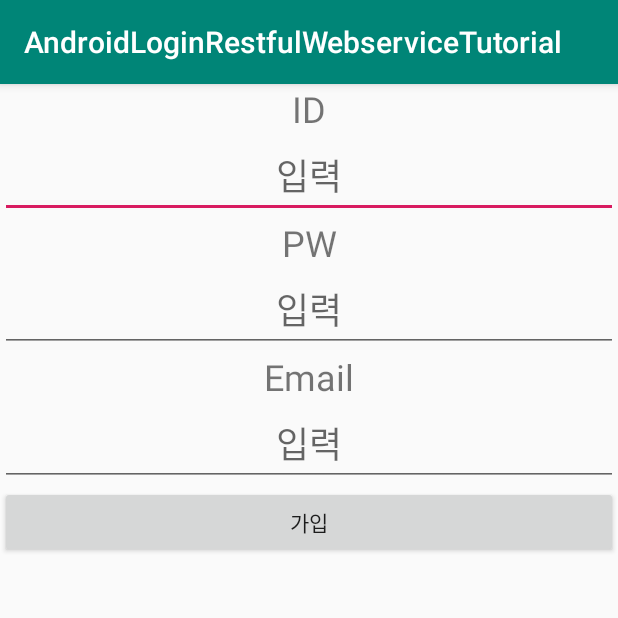
After one commit to Inje-Database-Lab/retrofit2-HTTP-PHP, an Android app: the Main4Activity screen opened directly, with no data from a screen before it, on a phone screen of 412 x 824 dp, the top half of it. The commit adds this screen. Run offline under Robolectric (Android 15) with nearby library versions, the phone set to English and light mode, and no system bars.

Commit message:
로그인 회원가입 구현

```diff
--- a/app/src/main/AndroidManifest.xml
+++ b/app/src/main/AndroidManifest.xml
@@ -11,7 +11,8 @@
         android:roundIcon="@mipmap/ic_launcher_round"
         android:supportsRtl="true"
         android:theme="@style/AppTheme">
-        <activity android:name=".Main3Activity"></activity>
+        <activity android:name=".Main4Activity"></activity>
+        <activity android:name=".Main3Activity" />
         <activity android:name=".Main2Activity" />
         <activity android:name=".MainActivity">
             <intent-filter>
--- /dev/null
+++ b/app/src/main/java/com/seok/seok/androidloginrestfulwebservicetutorial/Main4Activity.java
@@ -0,0 +1,67 @@
+package com.seok.seok.androidloginrestfulwebservicetutorial;
+
+import android.content.Intent;
+import android.support.v7.app.AppCompatActivity;
+import android.os.Bundle;
+import android.util.Log;
+import android.view.View;
+import android.widget.Button;
+import android.widget.EditText;
+import android.widget.TextView;
+import android.widget.Toast;
+
+import com.seok.seok.androidloginrestfulwebservicetutorial.model.TestLogin;
+import com.seok.seok.androidloginrestfulwebservicetutorial.remote.ApiUtils;
+
+import java.util.List;
+
+import retrofit2.Call;
+import retrofit2.Callback;
+import retrofit2.Response;
+
+public class Main4Activity extends AppCompatActivity {
+
+    TextView textId, textPw, textEmail;
+    EditText editTextId, editTextPw, editTextEmail;
+    Button button;
+
+    @Override
+    protected void onCreate(Bundle savedInstanceState) {
+        super.onCreate(savedInstanceState);
+        setContentView(R.layout.activity_main4);
+        textId = findViewById(R.id.textView);
+        textPw = findViewById(R.id.textView2);
+        textEmail = findViewById(R.id.textView3);
+        editTextId = findViewById(R.id.editText);
+        editTextPw = findViewById(R.id.editText2);
+        editTextEmail = findViewById(R.id.editText3);
+        button = findViewById(R.id.button3);
+        button.setOnClickListener(new View.OnClickListener() {
+            @Override
+            public void onClick(View v) {
+                ApiUtils.loginUser().testRegister(editTextId.getText().toString(), editTextPw.getText().toString(), editTextEmail.getText().toString()).enqueue(new Callback<List<TestLogin>>() {
+                    @Override
+                    public void onResponse(Call<List<TestLogin>> call, Response<List<TestLogin>> response) {
+                        if (response.isSuccessful()) {
+                            List<TestLogin> list = response.body();
+                            try {
+                                Log.d("test4 E : ", list.get(0).getUserConfirm()+"");
+                                if(list.get(0).getUserConfirm())
+                                    Toast.makeText(Main4Activity.this, "회원가입 성공\n" + "ID : " + list.get(0).getUserId() + "\nPW : " + list.get(0).getUserPw() + "\nEmail : " + list.get(0).getUserEmail(), Toast.LENGTH_SHORT).show();
+                                else
+                                    Toast.makeText(Main4Activity.this, "DB에 값이 존재함\n 다시 구현해야함\nDB확인 요망", Toast.LENGTH_SHORT).show();
+                            } catch (Exception e) {
+                                Toast.makeText(Main4Activity.this, "--아이디 존재--\n다른 아이디 입력 요망", Toast.LENGTH_SHORT).show();
+                            }
+                        }
+                    }
+
+                    @Override
+                    public void onFailure(Call<List<TestLogin>> call, Throwable t) {
+                        Log.d("test2 E : ", t.getMessage());
+                    }
+                });
+            }
+        });
+    }
+}
--- a/app/src/main/java/com/seok/seok/androidloginrestfulwebservicetutorial/MainActivity.java
+++ b/app/src/main/java/com/seok/seok/androidloginrestfulwebservicetutorial/MainActivity.java
@@ -31,7 +31,7 @@ public class MainActivity extends AppCompatActivity {
     protected void onCreate(Bundle savedInstanceState) {
         super.onCreate(savedInstanceState);
         setContentView(R.layout.activity_main);
-
+        finish();
         btnLogin = findViewById(R.id.btnLogin);
         userId = findViewById(R.id.user_id);
         userPw = findViewById(R.id.user_pw);
--- /dev/null
+++ b/app/src/main/res/layout/activity_main4.xml
@@ -0,0 +1,70 @@
+<?xml version="1.0" encoding="utf-8"?>
+<LinearLayout xmlns:android="http://schemas.android.com/apk/res/android"
+    xmlns:app="http://schemas.android.com/apk/res-auto"
+    xmlns:tools="http://schemas.android.com/tools"
+    android:layout_width="match_parent"
+    android:layout_height="match_parent"
+    android:orientation="vertical"
+    tools:context=".Main4Activity">
+
+    <TextView
+        android:id="@+id/textView"
+        android:layout_width="match_parent"
+        android:layout_height="wrap_content"
+        android:gravity="center"
+        android:text="ID"
+        android:textSize="24sp" />
+
+    <EditText
+        android:id="@+id/editText"
+        android:layout_width="match_parent"
+        android:layout_height="wrap_content"
+        android:ems="10"
+        android:gravity="center"
+        android:hint="입력"
+        android:inputType="textPersonName"
+        android:textSize="24sp" />
+
+    <TextView
+        android:id="@+id/textView2"
+        android:layout_width="match_parent"
+        android:layout_height="wrap_content"
+        android:gravity="center"
+        android:text="PW"
+        android:textSize="24sp" />
+
+    <EditText
+        android:id="@+id/editText2"
+        android:layout_width="match_parent"
+        android:layout_height="wrap_content"
+        android:ems="10"
+        android:gravity="center"
+        android:hint="입력"
+        android:inputType="textPersonName"
+        android:textSize="24sp" />
+
+    <TextView
+        android:id="@+id/textView3"
+        android:layout_width="match_parent"
+        android:layout_height="wrap_content"
+        android:gravity="center"
+        android:text="Email"
+        android:textSize="24sp" />
+
+    <EditText
+        android:id="@+id/editText3"
+        android:layout_width="match_parent"
+        android:layout_height="wrap_content"
+        android:ems="10"
+        android:gravity="center"
+        android:hint="입력"
+        android:inputType="textPersonName"
+        android:textSize="24sp" />
+
+    <Button
+        android:id="@+id/button3"
+        android:layout_width="match_parent"
+        android:layout_height="wrap_content"
+        android:text="가입" />
+
+</LinearLayout>
```
Also changed, not shown: app/src/main/java/com/seok/seok/androidloginrestfulwebservicetutorial/Main3Activity.java (+7 -4 lines), app/src/main/java/com/seok/seok/androidloginrestfulwebservicetutorial/model/TestLogin.java (+31 -0 lines), app/src/main/java/com/seok/seok/androidloginrestfulwebservicetutorial/remote/UserService.java (+7 -1 lines), 2 other files.
